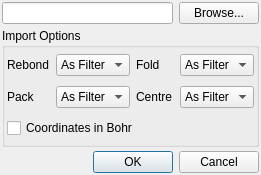
Above: src/gui/loadmodel.ui from trisyoungs/aten before the change. Below: the same form after it.
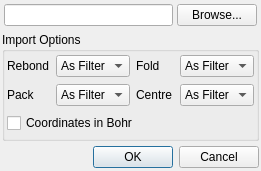
That is the form after the change. Icons and pictures are not drawn.

Diff of the .ui file:
```diff
--- a/src/gui/loadmodel.ui
+++ b/src/gui/loadmodel.ui
@@ -6,7 +6,7 @@
     <x>0</x>
     <y>0</y>
     <width>261</width>
-    <height>175</height>
+    <height>171</height>
    </rect>
   </property>
   <property name="windowTitle" >
@@ -25,10 +25,10 @@
    <item>
     <layout class="QHBoxLayout" >
      <property name="margin" >
-      <number>0</number>
+      <number>2</number>
      </property>
      <property name="spacing" >
-      <number>6</number>
+      <number>4</number>
      </property>
      <item>
       <widget class="QLineEdit" name="LoadModelEdit" >
@@ -184,6 +184,12 @@
    </item>
    <item>
     <widget class="QDialogButtonBox" name="LoadModelButtonGroup" >
+     <property name="maximumSize" >
+      <size>
+       <width>16777215</width>
+       <height>24</height>
+      </size>
+     </property>
      <property name="orientation" >
       <enum>Qt::Horizontal</enum>
      </property>
```
